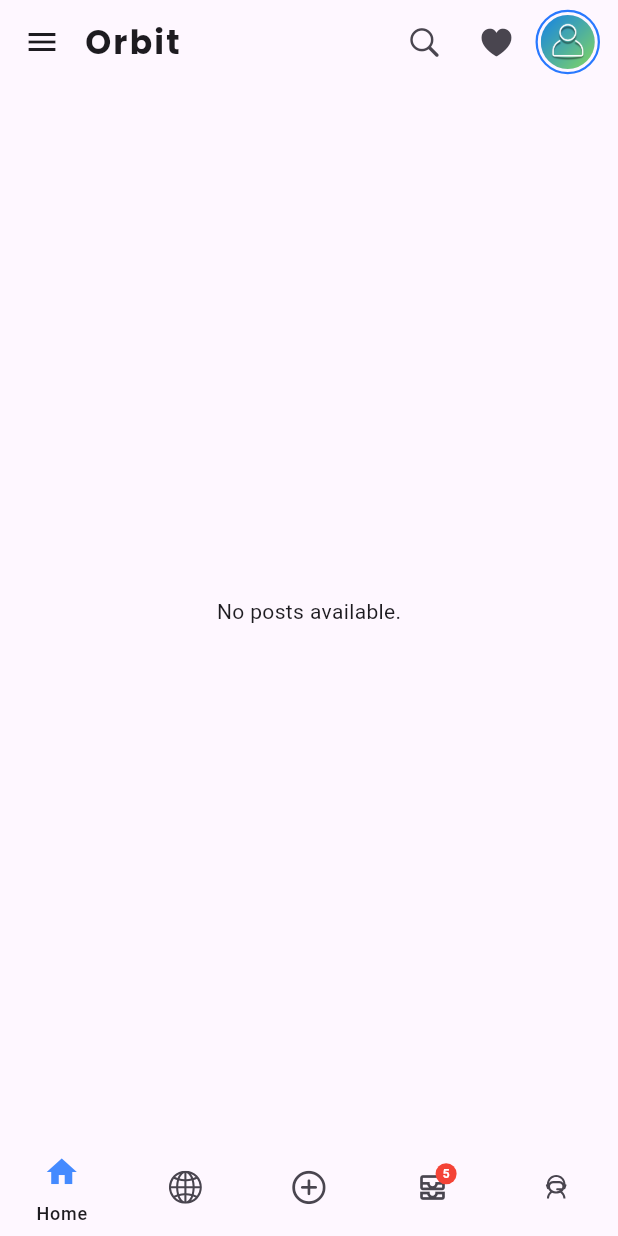
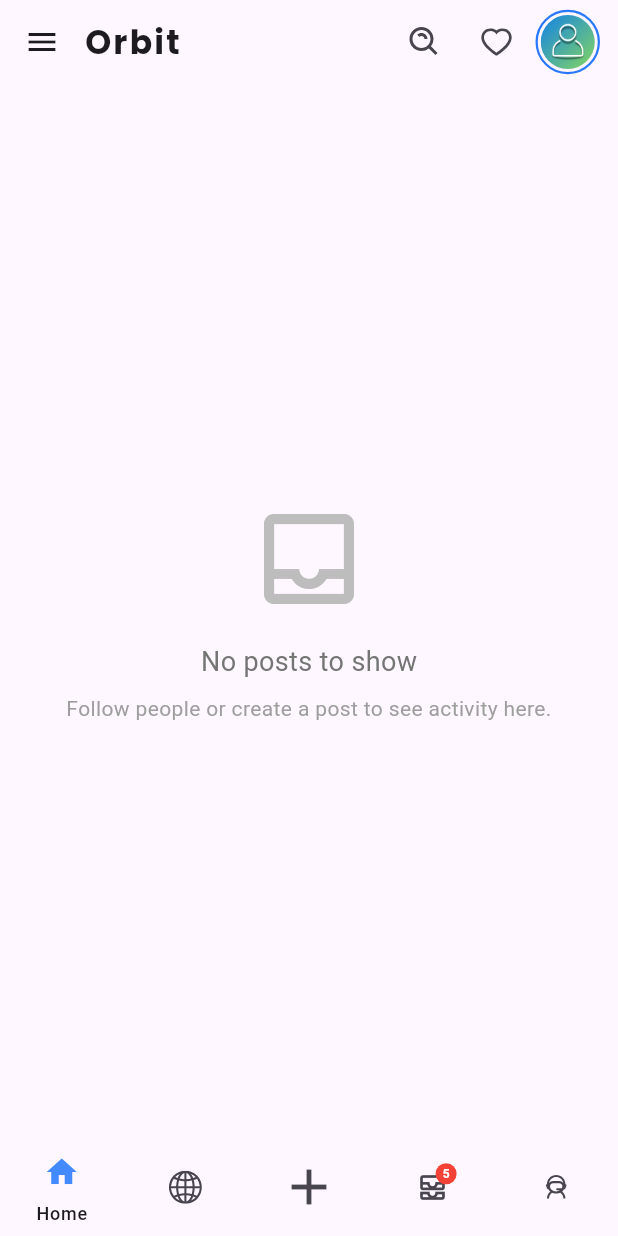
Before and after one commit to PrakharSingh0/Orbit, a Flutter app: the screen it shows once a user with an empty profile is signed in, on a phone screen of 412 x 824 dp. Run offline on Flutter 3.47's test engine with Material 3 defaults, Android fonts, the phone set to English and light mode, and no system bars; our stand-ins replace cached_network_image, cloud_firestore, firebase_auth, firebase_core, flutter_animate, flutter_image_compress and 8 more; accounts and stored records are empty.

```diff
--- a/lib/Auth/Pages/ProfileSetupPage.dart
+++ b/lib/Auth/Pages/ProfileSetupPage.dart
@@ -1,6 +1,5 @@
 import 'dart:async';
 import 'package:flutter/material.dart';
-import 'package:flutter_typeahead/flutter_typeahead.dart';
 import 'package:cloud_firestore/cloud_firestore.dart';
 import 'package:firebase_auth/firebase_auth.dart';
 import 'package:flutter_animate/flutter_animate.dart';
--- a/lib/Pages/Cards/FullScreenImage.dart
+++ b/lib/Pages/Cards/FullScreenImage.dart
@@ -50,12 +50,13 @@ class _FullScreenImagePageState extends State<FullScreenImagePage> {
             child: Transform.translate(
               offset: Offset(0, _dragOffset), // Apply drag offset
               child: PhotoView(
-                imageProvider: AssetImage(widget.imagePath),
+                imageProvider: NetworkImage(widget.imagePath), // <-- Fixed
                 minScale: PhotoViewComputedScale.contained,
                 maxScale: PhotoViewComputedScale.covered * 2,
                 backgroundDecoration: const BoxDecoration(color: Colors.transparent),
-                controller: _photoViewController, // Pass the controller
+                controller: _photoViewController,
               ),
+
             ),
           ),
 
--- a/lib/Pages/HomeFeed/HomePageMain.dart
+++ b/lib/Pages/HomeFeed/HomePageMain.dart
@@ -164,13 +164,13 @@ class _HomePageMainState extends State<HomePageMain> {
         titleSpacing: 0,
         actions: [
           IconButton(
-            icon: const Icon(CupertinoIcons.search),
+            icon: const Icon(BoxIcons.bx_search_alt),
             onPressed: () {
               _navigateWithCoolAnimation(context, const SearchUserPage());
             },
           ),
 
-          IconButton(onPressed: () {}, icon: const Icon(CupertinoIcons.heart_fill)),
+          IconButton(onPressed: () {}, icon: const Icon(AntDesign.heart_outline)),
           Builder(
             builder: (context) {
               return GestureDetector(
@@ -233,7 +233,7 @@ class _HomePageMainState extends State<HomePageMain> {
             label: "Explore",
           ),
           const NavigationDestination(
-            icon: Icon(CupertinoIcons.add_circled, size: 26),
+            icon: Icon(Icons.add, size: 40),
             selectedIcon: Icon(CupertinoIcons.add_circled_solid, color: Colors.blueAccent, size: 28),
             label: "Post",
           ),
--- a/lib/Pages/HomeFeed/post/FeedPage.dart
+++ b/lib/Pages/HomeFeed/post/FeedPage.dart
@@ -3,6 +3,7 @@ import 'package:firebase_auth/firebase_auth.dart';
 import 'package:flutter/material.dart';
 import 'package:orbit/Pages/HomeFeed/post/ThreadCard.dart';
 import 'package:orbit/Pages/HomeFeed/post/postModel.dart';
+import 'package:shimmer/shimmer.dart';
 
 class FeedPage extends StatefulWidget {
   const FeedPage({super.key});
@@ -40,7 +41,6 @@ class _FeedPageState extends State<FeedPage> {
         .doc(currentUid)
         .collection('following')
         .get();
-
     final followingUids = followingSnapshot.docs.map((doc) => doc.id).toList();
     followingUids.add(currentUid); // include your own UID
 
@@ -96,13 +96,139 @@ class _FeedPageState extends State<FeedPage> {
     });
   }
 
+  Widget buildShimmer() {
+    return ListView.builder(
+      itemCount: 5,
+      physics: const AlwaysScrollableScrollPhysics(),
+      padding: const EdgeInsets.symmetric(vertical: 10),
+      itemBuilder: (_, __) => Padding(
+        padding: const EdgeInsets.symmetric(horizontal: 16.0, vertical: 12),
+        child: Shimmer.fromColors(
+          baseColor: Colors.grey.shade300,
+          highlightColor: Colors.grey.shade100,
+          child: Column(
+            crossAxisAlignment: CrossAxisAlignment.start,
+            children: [
+              // Row with avatar and name
+              Row(
+                crossAxisAlignment: CrossAxisAlignment.center,
+                children: [
+                  // Avatar
+                  Container(
+                    width: 42,
+                    height: 42,
+                    decoration: const BoxDecoration(
+                      color: Colors.white,
+                      shape: BoxShape.circle,
+                    ),
+                  ),
+                  const SizedBox(width: 12),
+                  // Name and tag
+                  Column(
+                    crossAxisAlignment: CrossAxisAlignment.start,
+                    children: [
+                      Container(
+                        width: 100,
+                        height: 12,
+                        color: Colors.white,
+                      ),
+                      const SizedBox(height: 6),
+                      Container(
+                        width: 60,
+                        height: 10,
+                        color: Colors.white,
+                      ),
+                    ],
+                  ),
+                ],
+              ),
+
+              const SizedBox(height: 16),
+
+              // Post title / caption
+              Container(
+                width: double.infinity,
+                height: 12,
+                color: Colors.white,
+              ),
+              const SizedBox(height: 8),
+              Container(
+                width: double.infinity,
+                height: 12,
+                color: Colors.white,
+              ),
+              const SizedBox(height: 8),
+              Container(
+                width: 200,
+                height: 12,
+                color: Colors.white,
+              ),
+
+              const SizedBox(height: 16),
+
+              // Post image
+              Container(
+                width: double.infinity,
+                height: 180,
+                decoration: BoxDecoration(
+                  color: Colors.white,
+                  borderRadius: BorderRadius.circular(12),
+                ),
+              ),
+
+              const SizedBox(height: 16),
+
+              // Interaction row (buttons)
+              Row(
+                mainAxisAlignment: MainAxisAlignment.spaceBetween,
+                children: List.generate(3, (_) {
+                  return Container(
+                    width: 60,
+                    height: 12,
+                    color: Colors.white,
+                  );
+                }),
+              )
+            ],
+          ),
+        ),
+      ),
+    );
+  }
+
+
+  Widget buildEmptyState() {
+    return Center(
+      child: Padding(
+        padding: const EdgeInsets.all(32.0),
+        child: Column(
+          mainAxisAlignment: MainAxisAlignment.center,
+          children: [
+            Icon(Icons.inbox_outlined, size: 80, color: Colors.grey[400]),
+            const SizedBox(height: 16),
+            Text(
+              "No posts to show",
+              style: TextStyle(fontSize: 18, color: Colors.grey[600]),
+            ),
+            const SizedBox(height: 8),
+            Text(
+              "Follow people or create a post to see activity here.",
+              textAlign: TextAlign.center,
+              style: TextStyle(color: Colors.grey[500]),
+            ),
+          ],
+        ),
+      ),
+    );
+  }
+
   @override
   Widget build(BuildContext context) {
     return FutureBuilder<List<String>>(
       future: followingUidsFuture,
       builder: (context, uidSnapshot) {
         if (uidSnapshot.connectionState == ConnectionState.waiting) {
-          return const Center(child: CircularProgressIndicator());
+          return buildShimmer();
         }
 
         final uids = uidSnapshot.data ?? [];
@@ -113,13 +239,13 @@ class _FeedPageState extends State<FeedPage> {
             stream: getPostsFromFollowing(uids),
             builder: (context, snapshot) {
               if (snapshot.connectionState == ConnectionState.waiting) {
-                return const Center(child: CircularProgressIndicator());
+                return buildShimmer();
               }
 
               final posts = snapshot.data ?? [];
 
               if (posts.isEmpty) {
-                return const Center(child: Text("No posts available."));
+                return buildEmptyState();
               }
 
               return ListView.builder(
```
